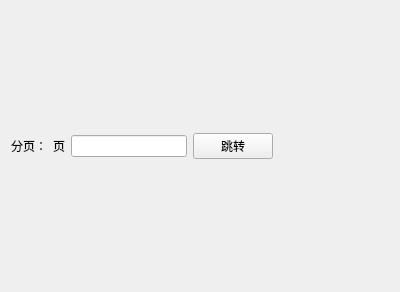
Old version of the form ui/leavemsg.ui in the repository tonquer/picacg-qt.
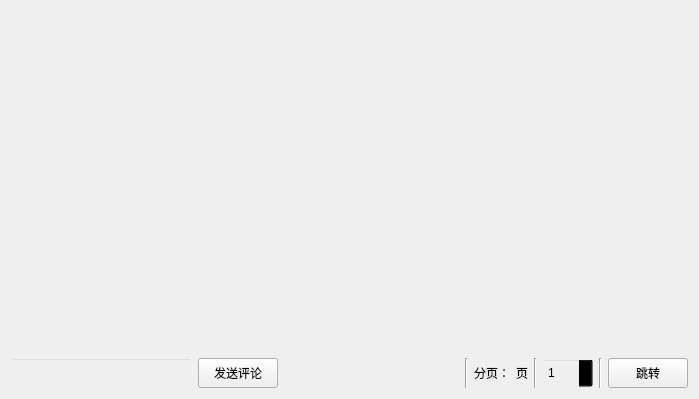
New version of the form. Custom widgets are drawn as their Qt base class.

```diff
--- a/ui/leavemsg.ui
+++ b/ui/leavemsg.ui
@@ -6,8 +6,8 @@
    <rect>
     <x>0</x>
     <y>0</y>
-    <width>400</width>
-    <height>292</height>
+    <width>699</width>
+    <height>399</height>
    </rect>
   </property>
   <property name="windowTitle">
@@ -17,28 +17,37 @@
    <item row="1" column="0">
     <layout class="QGridLayout" name="gridLayout_4">
      <item row="0" column="0">
-      <layout class="QHBoxLayout" name="horizontalLayout">
+      <layout class="QHBoxLayout" name="horizontalLayout"/>
+     </item>
+    </layout>
+   </item>
+   <item row="0" column="0">
+    <layout class="QGridLayout" name="gridLayout_3">
+     <item row="1" column="0">
+      <layout class="QHBoxLayout" name="horizontalLayout_2">
        <item>
-        <widget class="QLabel" name="nums">
-         <property name="text">
-          <string>分页：</string>
+        <widget class="QLineEdit" name="commentLine">
+         <property name="minimumSize">
+          <size>
+           <width>0</width>
+           <height>30</height>
+          </size>
          </property>
-        </widget>
-       </item>
-       <item>
-        <widget class="QLabel" name="pages">
-         <property name="text">
-          <string>页</string>
+         <property name="styleSheet">
+          <string notr="true">background-color:transparent;</string>
          </property>
         </widget>
        </item>
        <item>
-        <widget class="QLineEdit" name="lineEdit"/>
-       </item>
-       <item>
-        <widget class="QPushButton" name="jumpButton">
+        <widget class="QPushButton" name="commentButton">
+         <property name="minimumSize">
+          <size>
+           <width>0</width>
+           <height>30</height>
+          </size>
+         </property>
          <property name="text">
-          <string>跳转</string>
+          <string>发送评论</string>
          </property>
          <property name="shortcut">
           <string>Return</string>
@@ -58,8 +67,95 @@
          </property>
         </spacer>
        </item>
+       <item>
+        <widget class="Line" name="line">
+         <property name="orientation">
+          <enum>Qt::Vertical</enum>
+         </property>
+        </widget>
+       </item>
+       <item>
+        <widget class="QLabel" name="nums">
+         <property name="minimumSize">
+          <size>
+           <width>0</width>
+           <height>30</height>
+          </size>
+         </property>
+         <property name="text">
+          <string>分页：</string>
+         </property>
+        </widget>
+       </item>
+       <item>
+        <widget class="QLabel" name="pages">
+         <property name="minimumSize">
+          <size>
+           <width>0</width>
+           <height>30</height>
+          </size>
+         </property>
+         <property name="text">
+          <string>页</string>
+         </property>
+        </widget>
+       </item>
+       <item>
+        <widget class="Line" name="line_2">
+         <property name="orientation">
+          <enum>Qt::Vertical</enum>
+         </property>
+        </widget>
+       </item>
+       <item>
+        <widget class="QSpinBox" name="spinBox">
+         <property name="minimumSize">
+          <size>
+           <width>50</width>
+           <height>30</height>
+          </size>
+         </property>
+         <property name="styleSheet">
+          <string notr="true">background-color:transparent;</string>
+         </property>
+         <property name="minimum">
+          <number>1</number>
+         </property>
+         <property name="maximum">
+          <number>1</number>
+         </property>
+        </widget>
+       </item>
+       <item>
+        <widget class="Line" name="line_3">
+         <property name="orientation">
+          <enum>Qt::Vertical</enum>
+         </property>
+        </widget>
+       </item>
+       <item>
+        <widget class="QPushButton" name="jumpButton">
+         <property name="minimumSize">
+          <size>
+           <width>0</width>
+           <height>30</height>
+          </size>
+         </property>
+         <property name="text">
+          <string>跳转</string>
+         </property>
+        </widget>
+       </item>
       </layout>
      </item>
+     <item row="0" column="0">
+      <widget class="QtBookList" name="listWidget">
+       <property name="styleSheet">
+        <string notr="true">QListWidget {background-color:transparent;}
+QListWidget::item { border-bottom: 1px solid black; }</string>
+       </property>
+      </widget>
+     </item>
     </layout>
    </item>
    <item row="0" column="0">
@@ -67,6 +163,13 @@
    </item>
   </layout>
  </widget>
+ <customwidgets>
+  <customwidget>
+   <class>QtBookList</class>
+   <extends>QListWidget</extends>
+   <header location="global">.qtlistwidget.h</header>
+  </customwidget>
+ </customwidgets>
  <resources/>
  <connections>
   <connection>
```
Left out of the diff: 3 changed lines with no effect on the pictures.
